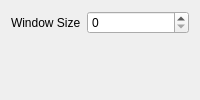
The window that ui/Median.ui (tisaconundrum2/PySAT-GUI) describes before a commit, drawn with Qt 5.
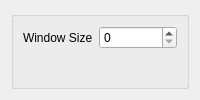
The same window after the commit.

Commit message: Make everything a groupBox

The edit to the form file:
```diff
--- a/ui/Median.ui
+++ b/ui/Median.ui
@@ -7,6 +7,7 @@
   </property>
   <layout class="QVBoxLayout" name="verticalLayout">
    <item>
+    <widget class="QGroupBox" name="">
     <layout class="QFormLayout" name="formLayout_2">
      <property name="fieldGrowthPolicy">
       <enum>QFormLayout::AllNonFixedFieldsGrow</enum>
@@ -22,6 +23,7 @@
       <widget class="QSpinBox" name="windowSizeSpinBox"/>
      </item>
     </layout>
+    </widget>
    </item>
   </layout>
  </widget>
```
Lines whose indentation alone changed are shown as unchanged. The commit also changes 9 other files.
